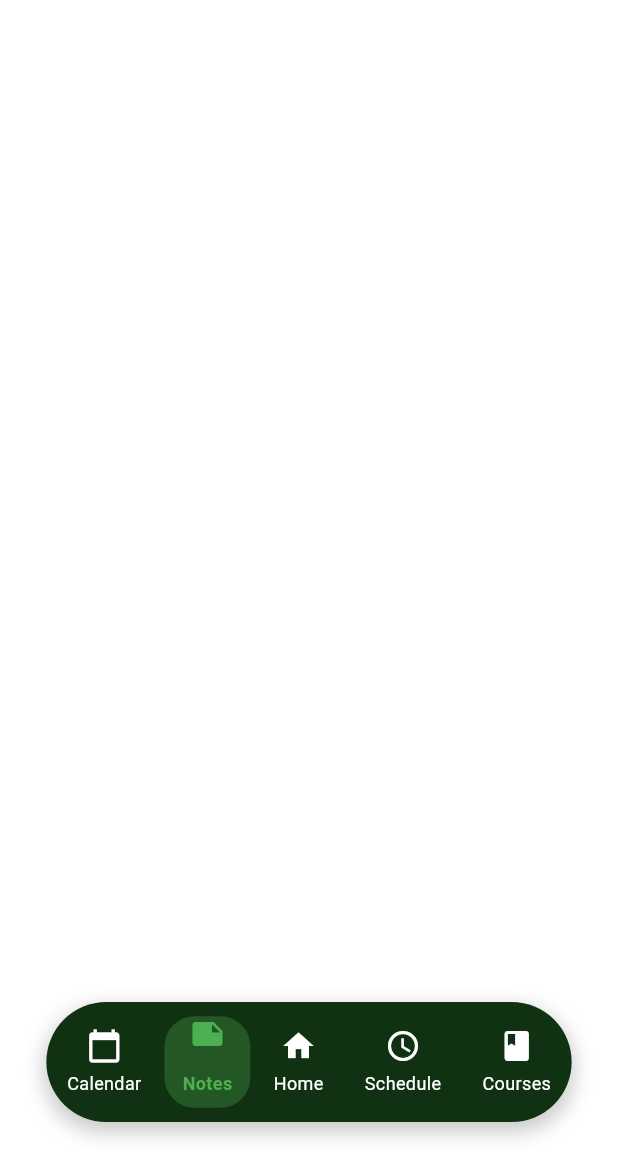
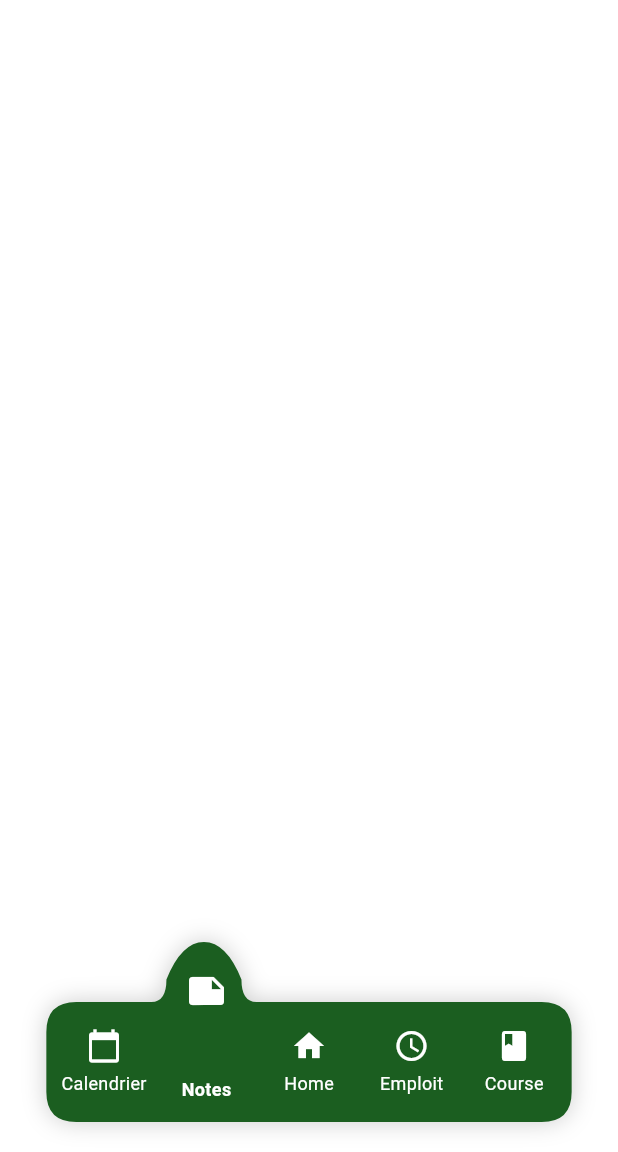
Before and after one commit to Ahmed-Krid/FSSconnect, a Flutter app: the screen it shows after launch, item 2 of the bottom bar chosen, after a tap on "Notes", on a phone screen of 412 x 824 dp, the part 84-1236 px from its top. Run offline on Flutter 3.47's test engine with Material 3 defaults, Android fonts, the phone set to English and light mode, and no system bars.

Commit message:
nav bar ou home page

```diff
--- a/front_end/lib/widgets/navigation_bar.dart
+++ b/front_end/lib/widgets/navigation_bar.dart
@@ -1,6 +1,6 @@
 import 'package:flutter/material.dart';
 
-class CustomNavigationBar extends StatelessWidget {
+class CustomNavigationBar extends StatefulWidget {
   final int selectedIndex;
   final Function(int) onItemSelected;
 
@@ -11,118 +11,55 @@ class CustomNavigationBar extends StatelessWidget {
   }) : super(key: key);
 
   @override
-  Widget build(BuildContext context) {
-    return Align(
-      alignment: Alignment.bottomCenter,
-      child: Padding(
-        padding: const EdgeInsets.only(bottom: 20),
-        child: Container(
-          height: 80,
-          width: MediaQuery.of(context).size.width * 0.85,
-          decoration: BoxDecoration(
-            color: const Color.fromARGB(255, 17, 49, 19),
-            borderRadius: BorderRadius.circular(40),
-            boxShadow: [
-              BoxShadow(
-                color: Colors.black.withOpacity(0.2),
-                blurRadius: 10,
-                spreadRadius: 2,
-                offset: const Offset(0, 5),
-              ),
-            ],
-          ),
-          child: Row(
-            mainAxisAlignment: MainAxisAlignment.spaceAround,
-            children: [
-              NavBarItem(
-                icon: Icons.calendar_today,
-                label: 'Calendar',
-                isSelected: selectedIndex == 0,
-                onTap: () => onItemSelected(0)
-              ),
-              NavBarItem(
-                icon: Icons.note,
-                label: 'Notes',
-                isSelected: selectedIndex == 1,
-                onTap: () => onItemSelected(1)
-              ),
-              NavBarItem(
-                icon: Icons.home,
-                label: 'Home',
-                isSelected: selectedIndex == 2,
-                onTap: () => onItemSelected(2)
-              ),
-              NavBarItem(
-                icon: Icons.access_time,
-                label: 'Schedule',
-                isSelected: selectedIndex == 3,
-                onTap: () => onItemSelected(3)
-              ),
-              NavBarItem(
-                icon: Icons.book,
-                label: 'Courses',
-                isSelected: selectedIndex == 4,
-                onTap: () => onItemSelected(4)
-              ),
-            ],
-          ),
-        ),
-      ),
-    );
-  }
+  State<CustomNavigationBar> createState() => _CustomNavigationBarState();
 }
 
-class NavBarItem extends StatefulWidget {
-  final IconData icon;
-  final String label;
-  final bool isSelected;
-  final VoidCallback onTap;
-
-  const NavBarItem({
-    Key? key,
-    required this.icon,
-    required this.label,
-    required this.isSelected,
-    required this.onTap,
-  }) : super(key: key);
-
-  @override
-  State<NavBarItem> createState() => _NavBarItemState();
-}
-
-class _NavBarItemState extends State<NavBarItem> with SingleTickerProviderStateMixin {
+class _CustomNavigationBarState extends State<CustomNavigationBar> with SingleTickerProviderStateMixin {
   late AnimationController _animationController;
   late Animation<double> _positionAnimation;
+  int _oldIndex = 0;
+  int _currentIndex = 0;
 
   @override
   void initState() {
     super.initState();
+    _currentIndex = widget.selectedIndex;
+    _oldIndex = _currentIndex;
+
     _animationController = AnimationController(
       vsync: this,
       duration: const Duration(milliseconds: 300),
     );
-    _positionAnimation = Tween<double>(begin: 0, end: -8).animate(
+
+    _positionAnimation = Tween<double>(
+      begin: _oldIndex.toDouble(),
+      end: _currentIndex.toDouble(),
+    ).animate(
       CurvedAnimation(
         parent: _animationController,
-        curve: Curves.easeOut,
-        reverseCurve: Curves.easeIn,
+        curve: Curves.easeOutBack,
+        reverseCurve: Curves.easeInBack,
       ),
     );
-
-    if (widget.isSelected) {
-      _animationController.forward();
-    }
   }
 
   @override
-  void didUpdateWidget(NavBarItem oldWidget) {
+  void didUpdateWidget(CustomNavigationBar oldWidget) {
     super.didUpdateWidget(oldWidget);
-    if (widget.isSelected != oldWidget.isSelected) {
-      if (widget.isSelected) {
-        _animationController.forward();
-      } else {
-        _animationController.reverse();
-      }
+    if (widget.selectedIndex != oldWidget.selectedIndex) {
+      _oldIndex = oldWidget.selectedIndex;
+      _currentIndex = widget.selectedIndex;
+      _positionAnimation = Tween<double>(
+        begin: _oldIndex.toDouble(),
+        end: _currentIndex.toDouble(),
+      ).animate(
+        CurvedAnimation(
+          parent: _animationController,
+          curve: Curves.easeOutBack,
+          reverseCurve: Curves.easeInBack,
+        ),
+      );
+      _animationController.forward(from: 0.0);
     }
   }
 
@@ -134,40 +71,177 @@ class _NavBarItemState extends State<NavBarItem> with SingleTickerProviderStateM
 
   @override
   Widget build(BuildContext context) {
-    return GestureDetector(
-      onTap: widget.onTap,
-      child: Container(
-        padding: const EdgeInsets.symmetric(horizontal: 12, vertical: 8),
-        decoration: widget.isSelected
-          ? BoxDecoration(
-              color: Colors.green.withOpacity(0.3),
-              borderRadius: BorderRadius.circular(20),
-            )
-          : null,
-        child: Column(
-          mainAxisSize: MainAxisSize.min,
+    return Align(
+      alignment: Alignment.bottomCenter,
+      child: Padding(
+        padding: const EdgeInsets.only(bottom: 20),
+        child: Stack(
+          alignment: Alignment.bottomCenter,
           children: [
+            // Custom pill with animated bump
             AnimatedBuilder(
-              animation: _animationController,
+              animation: _positionAnimation,
               builder: (context, child) {
-                return Transform.translate(
-                  offset: Offset(0, _positionAnimation.value),
-                  child: child,
+                return CustomPaint(
+                  painter: NavBarPainter(
+                    selectedPosition: _positionAnimation.value,
+                    color: const Color(0xFF1B5E20),
+                  ),
+                  child: Container(
+                    height: 80,
+                    width: MediaQuery.of(context).size.width * 0.85,
+                    padding: const EdgeInsets.only(bottom: 10),
+                    child: Row(
+                      mainAxisAlignment: MainAxisAlignment.spaceEvenly,
+                      crossAxisAlignment: CrossAxisAlignment.end,
+                      children: List.generate(5, (index) {
+                        return NavBarItem(
+                          icon: _getIconData(index),
+                          label: _getLabel(index),
+                          isSelected: widget.selectedIndex == index,
+                          onTap: () => widget.onItemSelected(index),
+                          showIcon: true,
+                          animationValue: _positionAnimation.value,
+                          index: index,
+                        );
+                      }),
+                    ),
+                  ),
                 );
               },
+            ),
+          ],
+        ),
+      ),
+    );
+  }
+  IconData _getIconData(int index) {
+    switch (index) {
+      case 0: return Icons.calendar_today;
+      case 1: return Icons.note;
+      case 2: return Icons.home;
+      case 3: return Icons.access_time;
+      case 4: return Icons.book;
+      default: return Icons.home;
+    }
+  }
+  String _getLabel(int index) {
+    switch (index) {
+      case 0: return 'Calendrier';
+      case 1: return 'Notes';
+      case 2: return 'Home';
+      case 3: return 'Emploit';
+      case 4: return 'Course';
+      default: return 'Home';
+    }
+  }
+}
+
+class NavBarPainter extends CustomPainter {
+  final double selectedPosition;
+  final Color color;
+  NavBarPainter({
+    required this.selectedPosition,
+    required this.color,
+  });
+  @override
+  void paint(Canvas canvas, Size size) {
+    final paint = Paint()
+      ..color = color
+      ..style = PaintingStyle.fill;
+    final shadowPaint = Paint()
+      ..color = Colors.black.withOpacity(0.2)
+      ..maskFilter = const MaskFilter.blur(BlurStyle.normal, 8);
+
+    final width = size.width;
+    final height = size.height;
+    final itemWidth = width / 5;
+    final selectedItemCenter = itemWidth * selectedPosition + itemWidth / 2;
+    final path = Path();
+    path.moveTo(0, 20);
+    path.quadraticBezierTo(0, 0, 20, 0);
+    final bumpStart = selectedItemCenter - 35;
+    path.lineTo(bumpStart, 0);
+    path.quadraticBezierTo(
+      selectedItemCenter - 25, 0,
+      selectedItemCenter - 25, -15
+    );
+    path.quadraticBezierTo(
+      selectedItemCenter - 15, -40,
+      selectedItemCenter, -40
+    );
+    path.quadraticBezierTo(
+      selectedItemCenter + 15, -40,
+      selectedItemCenter + 25, -15
+    );
+    path.quadraticBezierTo(
+      selectedItemCenter + 25, 0,
+      selectedItemCenter + 35, 0
+    );
+    path.lineTo(width - 20, 0);
+    path.quadraticBezierTo(width, 0, width, 20);
+    path.lineTo(width, height - 20);
+    path.quadraticBezierTo(width, height, width - 20, height);
+    path.lineTo(20, height);
+    path.quadraticBezierTo(0, height, 0, height - 20);
+    path.close();
+    canvas.drawPath(path, shadowPaint);
+    canvas.drawPath(path, paint);
+  }
+  @override
+  bool shouldRepaint(covariant NavBarPainter oldDelegate) {
+    return oldDelegate.selectedPosition != selectedPosition || oldDelegate.color != color;
+  }
+}
+
+class NavBarItem extends StatelessWidget {
+  final IconData icon;
+  final String label;
+  final bool isSelected;
+  final VoidCallback onTap;
+  final bool showIcon;
+  final double animationValue;
+  final int index;
+  const NavBarItem({
+    Key? key,
+    required this.icon,
+    required this.label,
+    required this.isSelected,
+    required this.onTap,
+    this.showIcon = true,
+    this.animationValue = 0,
+    this.index = 0,
+  }) : super(key: key);
+
+  @override
+  Widget build(BuildContext context) {
+    final distance = (animationValue - index).abs();
+    final upwardTranslation = isSelected ? -35.0 : (distance < 0.5 ? -20.0 * (1.0 - distance * 2.0) : 0.0);
+    return GestureDetector(
+      onTap: onTap,
+      child: SizedBox(
+        width: 60,
+        height: 60,
+        child: Column(
+          mainAxisAlignment: MainAxisAlignment.center,
+          children: [
+            AnimatedContainer(
+              duration: const Duration(milliseconds: 200),
+              curve: Curves.easeOutBack,
+              transform: Matrix4.translationValues(0, upwardTranslation, 0),
               child: Icon(
-                widget.icon,
-                color: widget.isSelected ? Colors.green : Colors.white,
-                size: 24,
+                icon,
+                color: Colors.white,
+                size: isSelected ? 28 : 24,
               ),
             ),
-            const SizedBox(height: 4),
+            SizedBox(height: isSelected ? 8 : 4),
             Text(
-              widget.label,
+              label,
               style: TextStyle(
-                color: widget.isSelected ? Colors.green : Colors.white,
+                color: Colors.white,
                 fontSize: 12,
-                fontWeight: widget.isSelected ? FontWeight.bold : FontWeight.normal,
+                fontWeight: isSelected ? FontWeight.bold : FontWeight.normal,
               ),
             ),
           ],
```
Also changed, not shown: front_end/lib/screens/etudiant/home_page.dart (added, +179 -0 lines).
